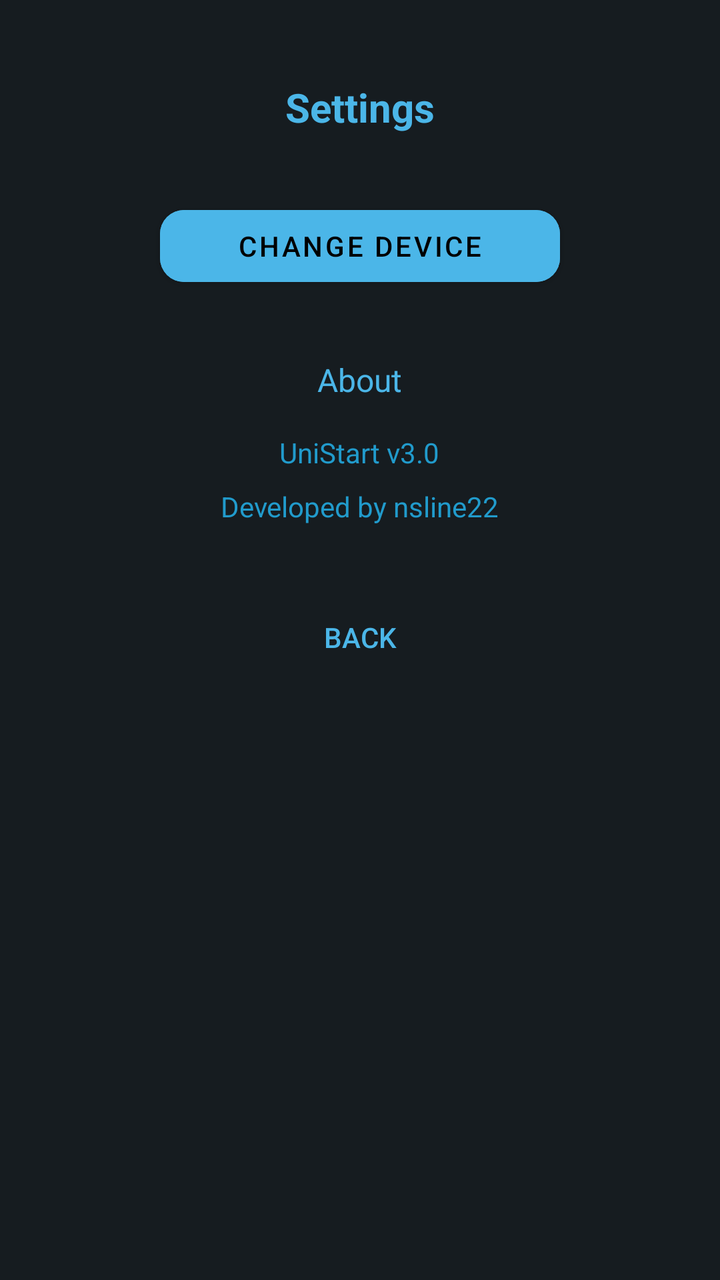
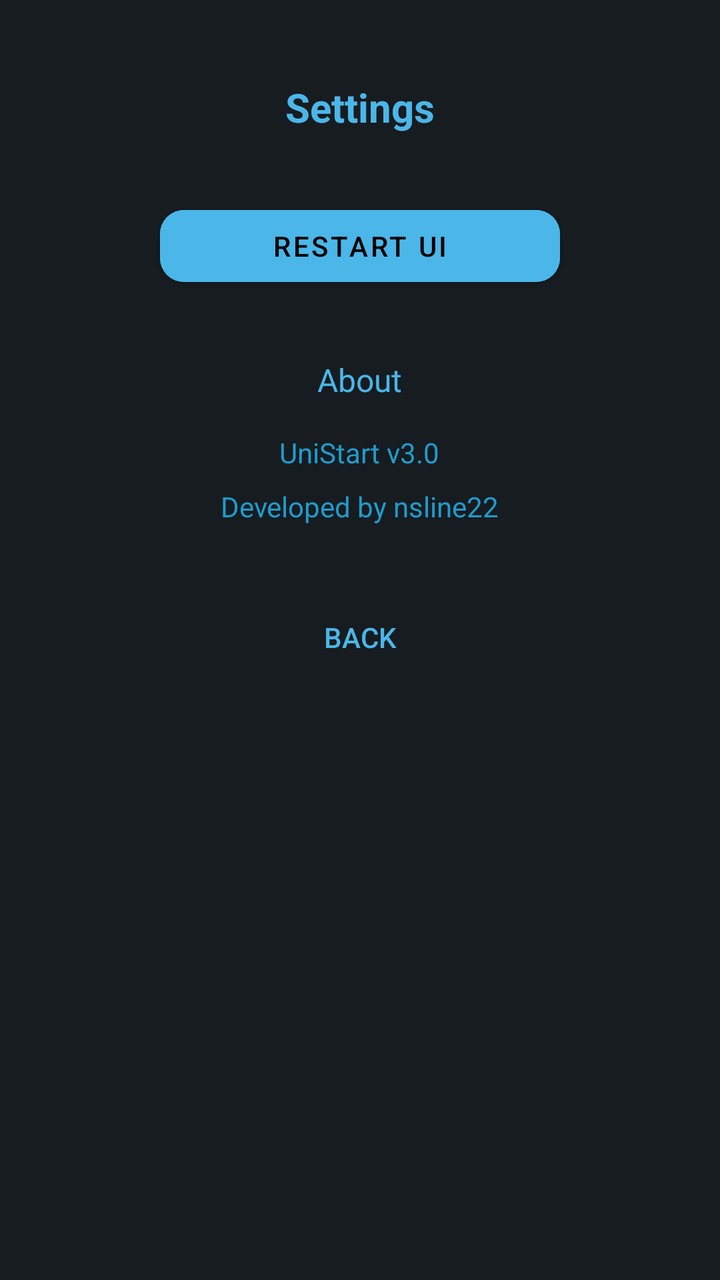

Two renders of the same Android screen: before a commit and after it. Below are the layout's source before the change and the commit's diff.
<!-- AndroidManifest.xml: activity theme Theme.Nsline22 -->
<!-- res/layout/activity_settings.xml -->
<?xml version="1.0" encoding="utf-8"?>
<ScrollView xmlns:android="http://schemas.android.com/apk/res/android"
    xmlns:app="http://schemas.android.com/apk/res-auto"
    android:layout_width="match_parent"
    android:layout_height="match_parent"
    android:background="@color/background_dark"
    android:padding="16dp">

    <LinearLayout
        android:layout_width="match_parent"
        android:layout_height="wrap_content"
        android:orientation="vertical"
        android:gravity="center_horizontal">

        <TextView
            android:layout_width="wrap_content"
            android:layout_height="wrap_content"
            android:text="Settings"
            android:textColor="?attr/colorPrimary"
            android:textSize="20sp"
            android:textStyle="bold"
            android:layout_marginTop="24dp"
            android:layout_marginBottom="32dp" />

        <Button
            android:id="@+id/resetAppButton"
            android:layout_width="200dp"
            android:layout_height="wrap_content"
            android:text="Change device"
            android:textColor="@color/black"
            android:backgroundTint="?attr/colorPrimary"
            android:layout_marginBottom="32dp"
            app:cornerRadius="12dp" />

        <TextView
            android:layout_width="wrap_content"
            android:layout_height="wrap_content"
            android:text="About"
            android:textColor="?attr/colorPrimary"
            android:textSize="16sp"
            android:layout_marginBottom="16dp" />

        <TextView
            android:layout_width="wrap_content"
            android:layout_height="wrap_content"
            android:text="UniStart v3.0"
            android:textColor="@color/material_dynamic_primary60"
            android:layout_marginBottom="8dp" />

        <TextView
            android:layout_width="wrap_content"
            android:layout_height="wrap_content"
            android:text="Developed by nsline22"
            android:textColor="@color/material_dynamic_primary60"
            android:layout_marginBottom="32dp" />

        <Button
            android:id="@+id/aboutBackButton"
            android:layout_width="wrap_content"
            android:layout_height="wrap_content"
            android:text="Back"
            android:textColor="?attr/colorPrimary"
            style="@style/Widget.AppCompat.Button.Borderless" />
    </LinearLayout>
</ScrollView>
<!-- resources referenced by this layout -->
<resources>
  <color name="background_dark">@color/material_dynamic_neutral_variant10</color>
  <color name="black">#FF000000</color>
  <style name="Theme.Nsline22" parent="Theme.MaterialComponents.DayNight.NoActionBar">
          <item name="android:windowBackground">@color/material_dynamic_neutral_variant10</item>
          <item name="colorPrimary">@color/material_dynamic_primary70</item>
          <item name="editTextStyle">@style/EditTextStyle</item>
          <item name="android:statusBarColor">@color/material_dynamic_neutral_variant10</item>
          <item name="android:navigationBarColor">@color/material_dynamic_neutral_variant10</item>
      </style>
  <style name="EditTextStyle" parent="Widget.MaterialComponents.TextInputLayout.OutlinedBox">
          <item name="boxStrokeColor">@color/material_dynamic_primary70</item>
          <item name="android:textColorHint">@color/material_dynamic_primary70</item>
          <item name="android:textColor">@color/white</item>
          <item name="android:paddingStart">12dp</item>
          <item name="android:paddingEnd">12dp</item>
          <item name="android:paddingTop">8dp</item>
          <item name="android:paddingBottom">8dp</item>
      </style>
  <color name="white">#FFFFFFFF</color>
</resources>

<!-- the commit's change to res/layout/activity_settings.xml (unified diff, before → after) -->
@@ -26,7 +26,7 @@
             android:id="@+id/resetAppButton"
             android:layout_width="200dp"
             android:layout_height="wrap_content"
-            android:text="Change device"
+            android:text="Restart UI"
             android:textColor="@color/black"
             android:backgroundTint="?attr/colorPrimary"
             android:layout_marginBottom="32dp"
